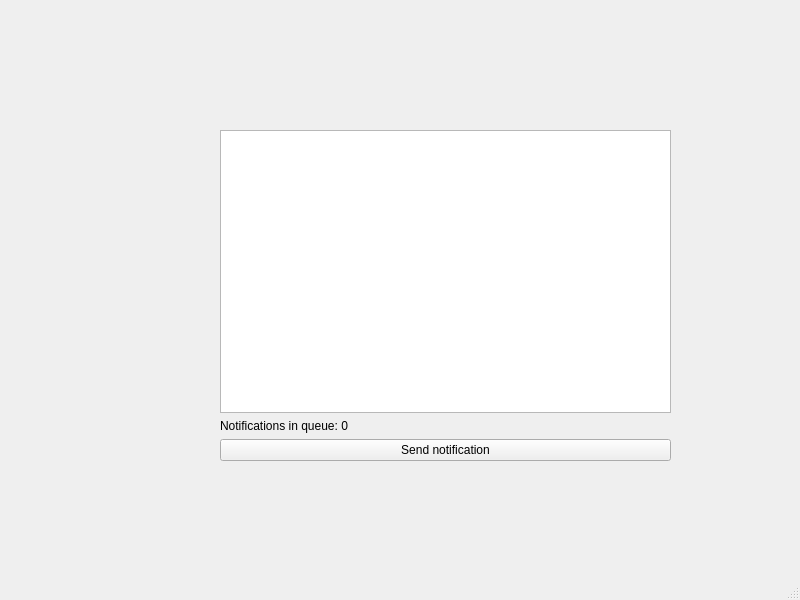
Qt form tools/mainWindow.ui (ubports/unity-notifications) before a commit.
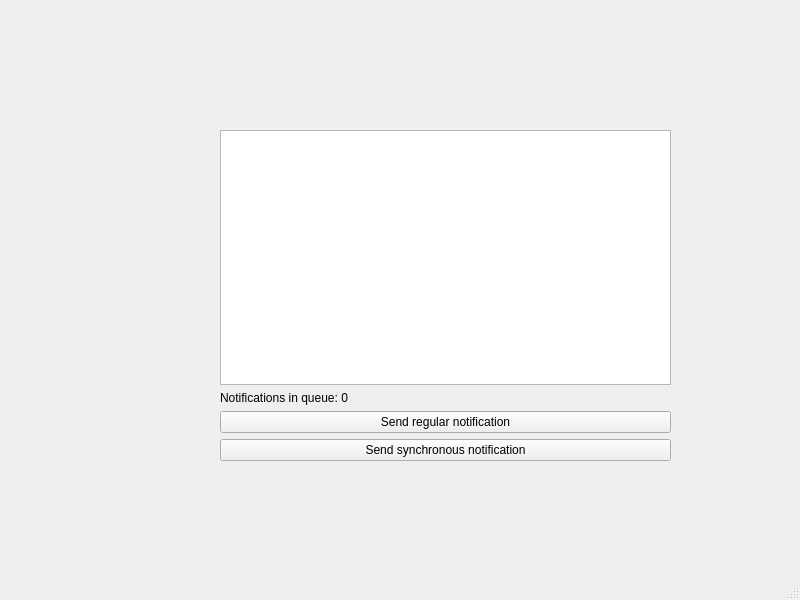
The same form after that commit.

Commit message: Can send synchronous notifications and they take precedence.

What changed in the file:
```diff
--- a/tools/mainWindow.ui
+++ b/tools/mainWindow.ui
@@ -27,7 +27,7 @@
      <item row="2" column="0">
       <widget class="QPushButton" name="notificationSendButton">
        <property name="text">
-        <string>Send notification</string>
+        <string>Send regular notification</string>
        </property>
       </widget>
      </item>
@@ -41,6 +41,13 @@
      <item row="0" column="0">
       <widget class="QListView" name="listView"/>
      </item>
+     <item row="3" column="0">
+      <widget class="QPushButton" name="synchronousSendButton">
+       <property name="text">
+        <string>Send synchronous notification</string>
+       </property>
+      </widget>
+     </item>
     </layout>
    </widget>
   </widget>
```
The commit also changes 4 other files.
